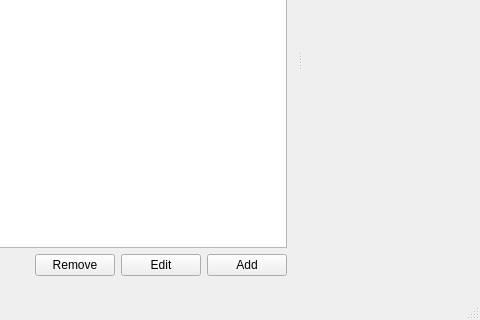
Qt form ui/mainwindow.ui (orriaxels/Hopur42) before a commit; both pictures show x 567 to 1047 and y 198 to 518 of the 1047 by 518 pixel window.
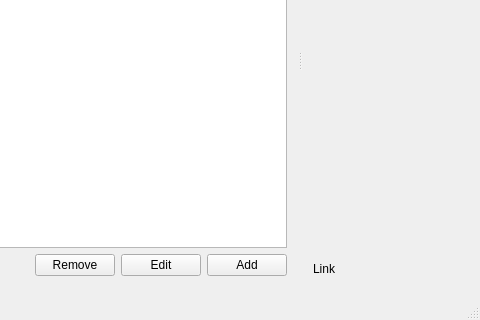
The same form after that commit. Icons and pictures are not drawn.

Commit message: infoBox uppfært og  óvirkur label neðst í boxinu

```diff
--- a/ui/mainwindow.ui
+++ b/ui/mainwindow.ui
@@ -216,6 +216,13 @@
           </property>
          </spacer>
         </item>
+        <item>
+         <widget class="QLabel" name="linkLabel">
+          <property name="text">
+           <string>Link</string>
+          </property>
+         </widget>
+        </item>
        </layout>
       </widget>
      </widget>
```
Left out of the diff: 2 changed lines with no effect on the pictures. The commit also changes 2 other files.
